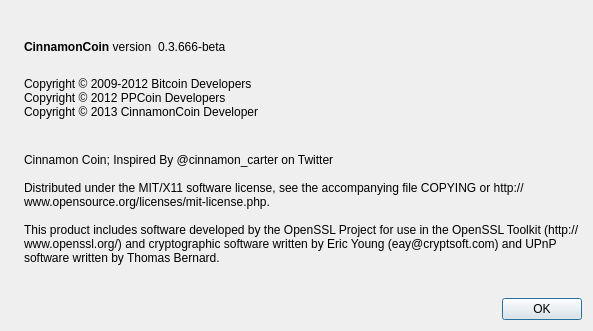
cinnamoncoin/cinnamoncoin, file src/qt/forms/aboutdialog.ui: the form before one commit.
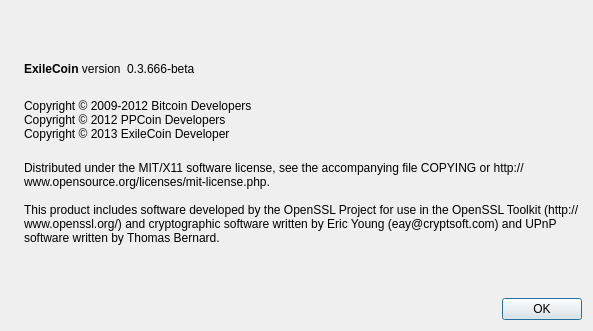
The form after the commit. Icons and pictures are not drawn.

Patch:
```diff
--- a/src/qt/forms/aboutdialog.ui
+++ b/src/qt/forms/aboutdialog.ui
@@ -50,7 +50,7 @@
           <cursorShape>IBeamCursor</cursorShape>
          </property>
          <property name="text">
-          <string>&lt;b&gt;CinnamonCoin&lt;/b&gt; version</string>
+          <string>&lt;b&gt;ExileCoin&lt;/b&gt; version</string>
          </property>
          <property name="textInteractionFlags">
           <set>Qt::LinksAccessibleByMouse|Qt::TextSelectableByKeyboard|Qt::TextSelectableByMouse</set>
@@ -94,7 +94,7 @@
         <string>
 Copyright © 2009-2012 Bitcoin Developers
 Copyright © 2012 PPCoin Developers
-Copyright © 2013 CinnamonCoin Developer
+Copyright © 2013 ExileCoin Developer
 </string>
        </property>
        <property name="textInteractionFlags">
@@ -108,10 +108,7 @@
         <cursorShape>IBeamCursor</cursorShape>
        </property>
        <property name="text">
-        <string>
-Cinnamon Coin; Inspired By @cinnamon_carter on Twitter
-
-Distributed under the MIT/X11 software license, see the accompanying file COPYING or http://www.opensource.org/licenses/mit-license.php.
+        <string>Distributed under the MIT/X11 software license, see the accompanying file COPYING or http://www.opensource.org/licenses/mit-license.php.
 
 This product includes software developed by the OpenSSL Project for use in the OpenSSL Toolkit (http://www.openssl.org/) and cryptographic software written by Eric Young (eay@cryptsoft.com) and UPnP software written by Thomas Bernard.</string>
        </property>
```
Left out of the diff: 2 changed lines with no effect on the pictures.
